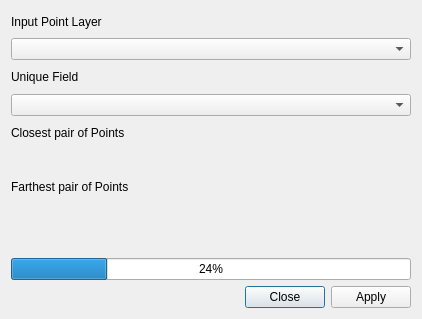
Old version of the form forms/hcmgis_closestpair_form.ui in the repository thangqd/HCMGIS.
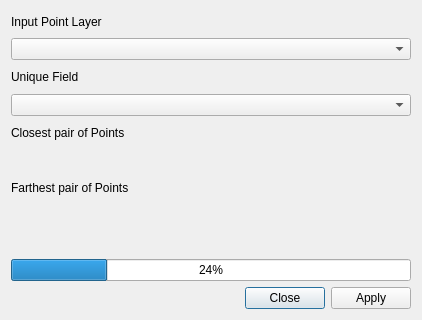
New version of the form. Custom widgets are drawn as their Qt base class.

Diff of the .ui file:
```diff
--- a/forms/hcmgis_closestpair_form.ui
+++ b/forms/hcmgis_closestpair_form.ui
@@ -13,7 +13,7 @@
     <x>0</x>
     <y>0</y>
     <width>422</width>
-    <height>319</height>
+    <height>320</height>
    </rect>
   </property>
   <property name="mouseTracking">
```
Left out of the diff: 6 changed lines with no effect on the pictures.
